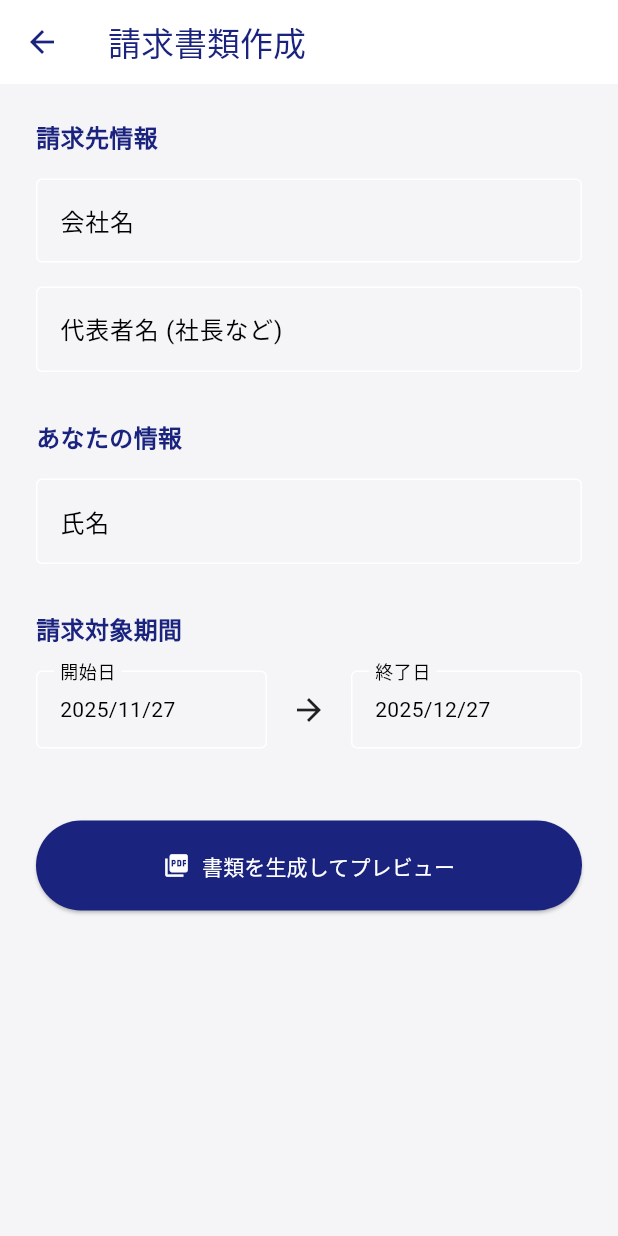
After one commit to fumi3333/peba_app, a Flutter app: the screen it shows after launch, after a tap on "請求書類を作成", on a phone screen of 412 x 824 dp. The commit adds this screen. Run offline on Flutter 3.47's test engine with Material 3 defaults, Android fonts, the phone set to English and light mode, and no system bars; our stand-ins replace cloud_firestore, firebase_auth, firebase_core, flutter_local_notifications, flutter_map, flutter_riverpod and 5 more; missing offline and left inert: flutter_background_service, flutter_background_service_android, ntp; accounts and stored records are empty; network calls fail.

Commit message:
feat(v5): Retry - Add Log History & Invoice Generation

```diff
--- a/lib/ui/home_screen.dart
+++ b/lib/ui/home_screen.dart
@@ -7,6 +7,8 @@ import 'package:intl/intl.dart';
 import '../features/auth/auth_service.dart';
 import '../features/tracking/tracking_service.dart';
 import 'settings_screen.dart';
+import 'log_history_screen.dart';
+import 'invoice_form_screen.dart';
 import '../features/logging/log_repository.dart';
 
 class HomeScreen extends ConsumerStatefulWidget {
@@ -43,6 +45,13 @@ class _HomeScreenState extends ConsumerState<HomeScreen> {
     _loadSettings();
   }
 
+  Future<void> _openHistory() async {
+    await Navigator.push(
+      context,
+      MaterialPageRoute(builder: (context) => const LogHistoryScreen()),
+    );
+  }
+
   Future<void> _setWorkplace() async {
     // Legacy method maintained for now, but UI uses SettingsScreen
   }
@@ -69,18 +78,9 @@ class _HomeScreenState extends ConsumerState<HomeScreen> {
   }
 
   void _onCashOutPressed() {
-    showDialog(
-      context: context,
-      builder: (context) => AlertDialog(
-        title: const Text('One-Click Action'),
-        content: const Text('【請求書類自動生成】\n\n現在、あなたのログに基づいた「請求通知書」と「計算書」をプレビューする機能を準備中です。\n(法的効力のあるPDFをワンクリックで生成・郵送します)'),
-        actions: [
-          TextButton(
-            onPressed: () => Navigator.pop(context),
-            child: const Text('閉じる'),
-          ),
-        ],
-      ),
+    Navigator.push(
+      context,
+      MaterialPageRoute(builder: (context) => const InvoiceFormScreen()),
     );
   }
 
@@ -95,6 +95,11 @@ class _HomeScreenState extends ConsumerState<HomeScreen> {
           style: TextStyle(fontWeight: FontWeight.bold, letterSpacing: 1.0)
         ),
         actions: [
+          IconButton(
+            icon: const Icon(Icons.history),
+            onPressed: _openHistory,
+            tooltip: '履歴',
+          ),
           IconButton(
             icon: const Icon(Icons.settings_outlined),
             onPressed: _openSettings,
--- /dev/null
+++ b/lib/ui/invoice_form_screen.dart
@@ -0,0 +1,201 @@
+import 'package:flutter/material.dart';
+import 'package:flutter_riverpod/flutter_riverpod.dart';
+import 'package:intl/intl.dart';
+import 'invoice_generator.dart';
+import 'package:printing/printing.dart';
+
+class InvoiceFormScreen extends ConsumerStatefulWidget {
+  const InvoiceFormScreen({super.key});
+
+  @override
+  ConsumerState<InvoiceFormScreen> createState() => _InvoiceFormScreenState();
+}
+
+class _InvoiceFormScreenState extends ConsumerState<InvoiceFormScreen> {
+  final _formKey = GlobalKey<FormState>();
+
+  // Form Fields
+  final _companyNameController = TextEditingController();
+  final _bossNameController = TextEditingController(); // Representative
+  final _userNameController = TextEditingController();
+
+  // Settings
+  DateTime _startDate = DateTime.now().subtract(const Duration(days: 30));
+  DateTime _endDate = DateTime.now();
+
+  @override
+  Widget build(BuildContext context) {
+    return Scaffold(
+      appBar: AppBar(title: const Text('請求書類作成')),
+      body: SingleChildScrollView(
+        padding: const EdgeInsets.all(24),
+        child: Form(
+          key: _formKey,
+          child: Column(
+            crossAxisAlignment: CrossAxisAlignment.stretch,
+            children: [
+              _buildHeader('請求先情報'),
+              TextFormField(
+                controller: _companyNameController,
+                decoration: const InputDecoration(
+                  labelText: '会社名',
+                  hintText: '株式会社ブラック興業',
+                  border: OutlineInputBorder(),
+                ),
+                validator: (val) => val == null || val.isEmpty ? '必須項目です' : null,
+              ),
+              const SizedBox(height: 16),
+              TextFormField(
+                controller: _bossNameController,
+                decoration: const InputDecoration(
+                  labelText: '代表者名 (社長など)',
+                  hintText: '代表取締役 山田 太郎',
+                  border: OutlineInputBorder(),
+                ),
+                validator: (val) => val == null || val.isEmpty ? '必須項目です' : null,
+              ),
+
+              const SizedBox(height: 32),
+              _buildHeader('あなたの情報'),
+              TextFormField(
+                controller: _userNameController,
+                decoration: const InputDecoration(
+                  labelText: '氏名',
+                  hintText: '鈴木 一郎',
+                  border: OutlineInputBorder(),
+                ),
+                validator: (val) => val == null || val.isEmpty ? '必須項目です' : null,
+              ),
+
+              const SizedBox(height: 32),
+              _buildHeader('請求対象期間'),
+              Row(
+                children: [
+                  Expanded(
+                    child: _buildDatePicker(
+                      label: '開始日',
+                      date: _startDate,
+                      onPicked: (d) => setState(() => _startDate = d),
+                    ),
+                  ),
+                  const Padding(
+                    padding: EdgeInsets.symmetric(horizontal: 16),
+                    child: Icon(Icons.arrow_forward),
+                  ),
+                  Expanded(
+                    child: _buildDatePicker(
+                      label: '終了日',
+                      date: _endDate,
+                      onPicked: (d) => setState(() => _endDate = d),
+                    ),
+                  ),
+                ],
+              ),
+
+              const SizedBox(height: 48),
+              ElevatedButton.icon(
+                onPressed: _generateAndPreview,
+                icon: const Icon(Icons.picture_as_pdf),
+                label: const Text('書類を生成してプレビュー'),
+                style: ElevatedButton.styleFrom(
+                  backgroundColor: Theme.of(context).primaryColor,
+                  foregroundColor: Colors.white,
+                  padding: const EdgeInsets.symmetric(vertical: 20),
+                ),
+              ),
+            ],
+          ),
+        ),
+      ),
+    );
+  }
+
+  Widget _buildHeader(String title) {
+    return Padding(
+      padding: const EdgeInsets.only(bottom: 16),
+      child: Text(
+        title,
+        style: TextStyle(
+          color: Theme.of(context).primaryColor,
+          fontWeight: FontWeight.bold,
+          fontSize: 16,
+        ),
+      ),
+    );
+  }
+
+  Widget _buildDatePicker({
+    required String label,
+    required DateTime date,
+    required ValueChanged<DateTime> onPicked
+  }) {
+    return InkWell(
+      onTap: () async {
+        final picked = await showDatePicker(
+          context: context,
+          initialDate: date,
+          firstDate: DateTime(2020),
+          lastDate: DateTime.now(),
+        );
+        if (picked != null) onPicked(picked);
+      },
+      child: InputDecorator(
+        decoration: InputDecoration(
+          labelText: label,
+          border: const OutlineInputBorder(),
+        ),
+        child: Text(DateFormat('yyyy/MM/dd').format(date)),
+      ),
+    );
+  }
+
+  Future<void> _generateAndPreview() async {
+    if (_formKey.currentState!.validate()) {
+      // Show loading
+      showDialog(context: context, builder: (_) => const Center(child: CircularProgressIndicator()));
+
+      try {
+        // Collect Data
+        final invoiceData = InvoiceData(
+          companyName: _companyNameController.text,
+          bossName: _bossNameController.text,
+          userName: _userNameController.text,
+          startDate: _startDate,
+          endDate: _endDate,
+        );
+
+        // Generate PDF
+        final bytes = await InvoiceGenerator.generate(invoiceData); // Logic to implement next
+
+        Navigator.pop(context); // Close loading
+
+        // Preview
+        await Printing.layoutPdf(
+          onLayout: (format) async => bytes,
+          name: '請求通知書_${DateFormat('yyyyMMdd').format(DateTime.now())}.pdf',
+        );
+
+      } catch (e) {
+        Navigator.pop(context);
+        ScaffoldMessenger.of(context).showSnackBar(SnackBar(content: Text('エラー: $e')));
+      }
+    }
+  }
+}
+
+// Data Model
+class InvoiceData {
+  final String companyName;
+  final String bossName;
+  final String userName;
+  final DateTime startDate;
+  final DateTime endDate;
+
+  InvoiceData({
+    required this.companyName,
+    required this.bossName,
+    required this.userName,
+    required this.startDate,
+    required this.endDate,
+  });
+}
--- a/pubspec.yaml
+++ b/pubspec.yaml
@@ -12,7 +12,7 @@ dependencies:
 
   # --- Core / UI ---
   flutter_riverpod: ^2.4.9 # 状態管理
-  intl: ^0.19.0 # 日付や通貨のフォーマット
+  intl: ^0.20.2 # 日付や通貨のフォーマット
   uuid: ^4.2.2 # 固有ID生成
 
   # --- Firebase (Backend) ---
@@ -32,6 +32,8 @@ dependencies:
   shared_preferences: ^2.2.2 # 設定（職場位置）の保存
   flutter_map: ^8.2.2
   latlong2: ^0.9.1
+  pdf: ^3.11.3
+  printing: ^5.14.2
 
 dev_dependencies:
   flutter_test:
```
Also changed, not shown: lib/ui/invoice_generator.dart (added, +107 -0 lines), lib/ui/log_history_screen.dart (added, +91 -0 lines), pubspec.lock, 5 other files.
